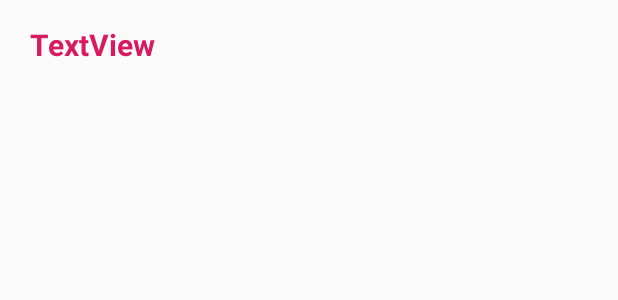
After one commit to vladcto/FoodChoise, an Android app: the layout step_accept_recipes_fragment.xml on its own in the app's theme, with its tools: preview values and no code run, on a phone screen of 412 x 824 dp. The commit adds this screen. Shown: the top 300 px of the screen. Run offline under Robolectric (Android 15) with nearby library versions, the phone set to English and light mode, and no system bars.

Commit message:
Создал разметку для step_fragments.

```diff
--- /dev/null
+++ b/app/src/main/res/layout/step_accept_recipes_fragment.xml
@@ -0,0 +1,11 @@
+<?xml version="1.0" encoding="utf-8"?>
+<LinearLayout xmlns:android="http://schemas.android.com/apk/res/android"
+    android:orientation="vertical" android:layout_width="match_parent"
+    android:layout_height="match_parent">
+
+    <TextView
+        android:id="@+id/textView"
+        style="@style/stepTopLabel"
+        android:text="TextView" />
+
+</LinearLayout>
--- a/app/src/main/res/values/styles.xml
+++ b/app/src/main/res/values/styles.xml
@@ -11,4 +11,15 @@
     <style name="bottomBar">
         <item name="android:background">@color/colorAccent</item>
     </style>
+
+    <style name="stepTopLabel">
+        <item name="android:layout_width">match_parent</item>
+        <item name="android:layout_height">60dp</item>
+        <item name="android:gravity">center|start</item>
+        <item name="android:paddingLeft">20dp</item>
+        <item name="android:textColor">@color/colorAccent</item>
+        <item name="android:textSize">20sp</item>
+        <item name="android:textStyle">bold</item>
+    </style>
+
 </resources>
```
Also changed, not shown: app/src/main/res/layout/recipe_creation_window.xml (added, +10 -0 lines), app/src/main/res/layout/step_ingridient_recipes_fragment.xml (added, +10 -0 lines), app/src/main/res/layout/step_instr_recipes_fragment.xml (added, +10 -0 lines), app/src/main/res/layout/step_name_recipes_fragment.xml (added, +10 -0 lines).
